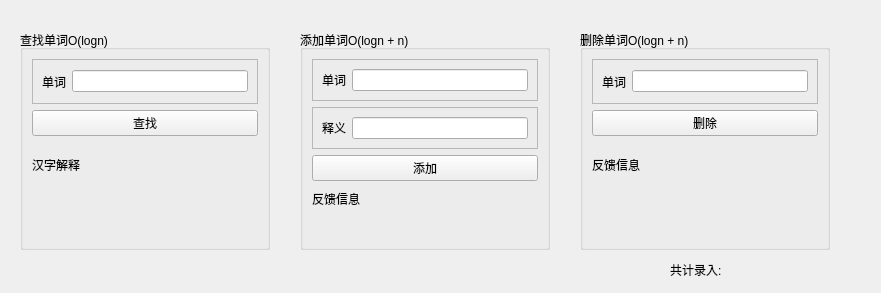
Old version of the form dictionarypj/form1.ui in the repository WwwwwyDev/english-chinese-dictionary.
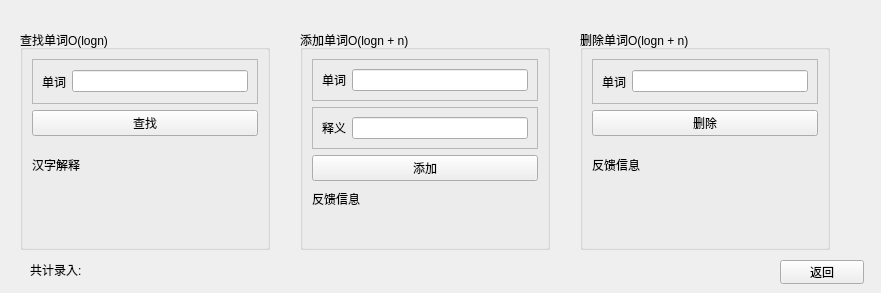
New version of the form.

```diff
--- a/dictionarypj/form1.ui
+++ b/dictionarypj/form1.ui
@@ -212,7 +212,7 @@
   <widget class="QLabel" name="label_11">
    <property name="geometry">
     <rect>
-     <x>670</x>
+     <x>30</x>
      <y>260</y>
      <width>71</width>
      <height>20</height>
@@ -225,7 +225,7 @@
   <widget class="QLabel" name="label_12">
    <property name="geometry">
     <rect>
-     <x>750</x>
+     <x>110</x>
      <y>260</y>
      <width>68</width>
      <height>15</height>
@@ -235,6 +235,19 @@
     <string/>
    </property>
   </widget>
+  <widget class="QPushButton" name="pushButton_4">
+   <property name="geometry">
+    <rect>
+     <x>780</x>
+     <y>260</y>
+     <width>84</width>
+     <height>24</height>
+    </rect>
+   </property>
+   <property name="text">
+    <string>返回</string>
+   </property>
+  </widget>
  </widget>
  <resources/>
  <connections/>
```
